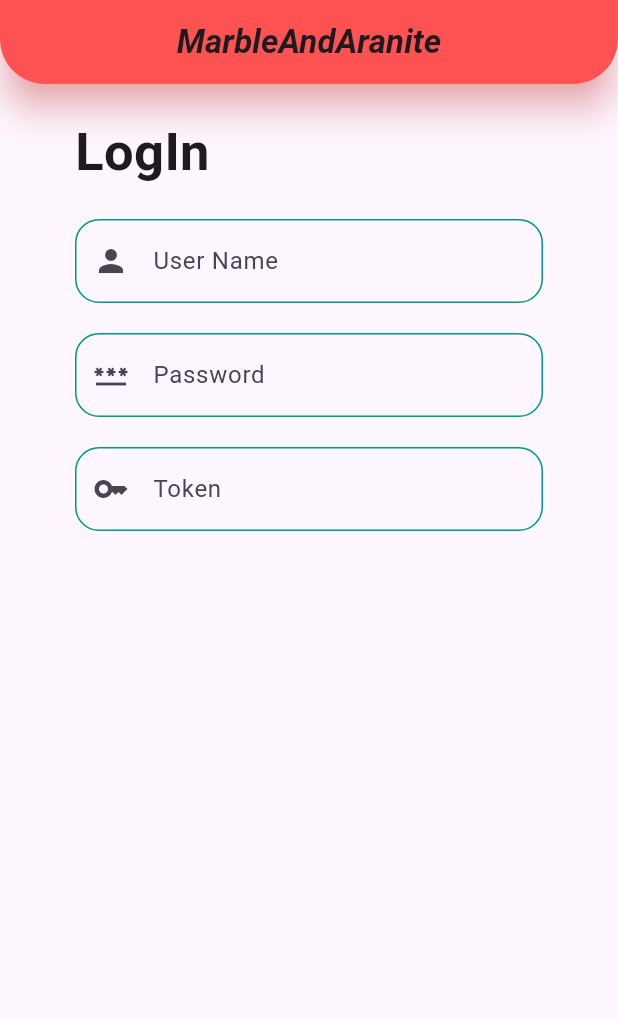
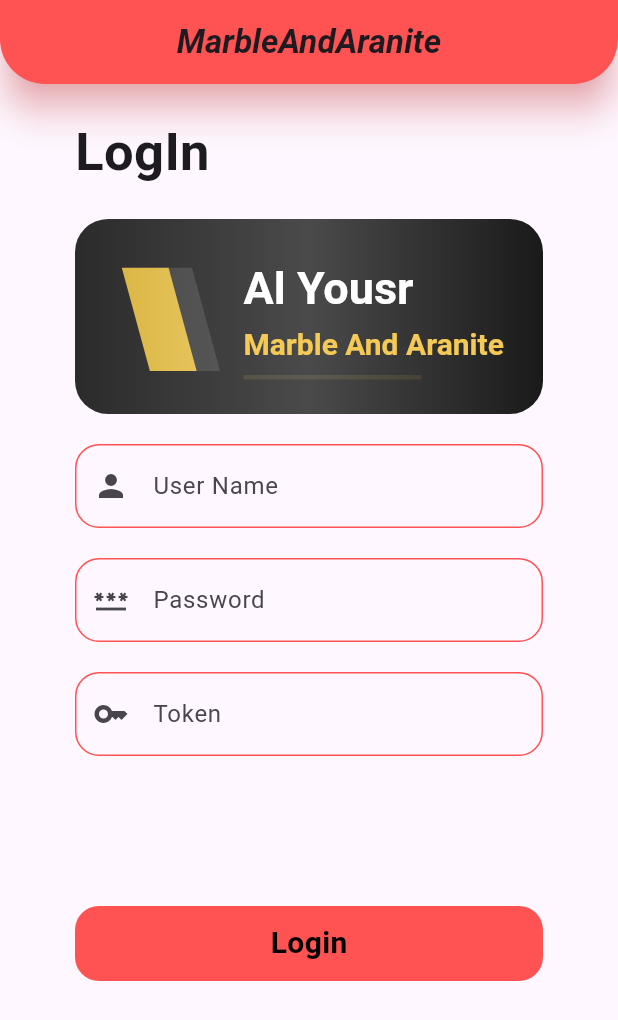
Before and after one commit to mahmoudelshihk204-cell/marble_and_granite_app, a Flutter app: the screen it shows after launch, on a phone screen of 412 x 824 dp. Shown: the top 1020 px of the screen. Run offline on Flutter 3.47's test engine with Material 3 defaults, Android fonts, the light colour scheme and no system bars; Roboto replaces fonts that are missing (Tuffy).

Commit message:
create Custom Botton

```diff
--- a/lib/Constant/constants.dart
+++ b/lib/Constant/constants.dart
@@ -1,3 +1,4 @@
 import 'package:flutter/material.dart';
 
 const kIconColor = Colors.teal;
+const kTextColor = Colors.redAccent;
--- /dev/null
+++ b/lib/Widgets/custom_bottom.dart
@@ -0,0 +1,36 @@
+import 'package:flutter/material.dart';
+import 'package:marble_and_granite/Constant/constants.dart';
+
+
+// ignore: must_be_immutable
+class CustomBotton extends StatelessWidget {
+   CustomBotton({super.key, required this.bottonName, this.ontap,  this.isloading = false});
+  final String  bottonName;
+  VoidCallback? ontap;
+  final bool isloading;
+  @override
+  Widget build(BuildContext context) {
+    return GestureDetector(
+      onTap: ontap,
+      child: Container(
+        width: MediaQuery.of(context).size.width,
+        height: 50,
+        decoration: BoxDecoration(
+          color: kTextColor,
+          borderRadius: BorderRadius.circular(16),
+          shape: BoxShape.rectangle,
+        ),
+        child: Center(
+          child: isloading ? SizedBox(height:25 , width:25, child: const CircularProgressIndicator(color: Colors.black,))   :   Text(
+             bottonName,
+            style:  TextStyle(
+              color: Colors.black,
+              fontSize: 20,
+              fontWeight: FontWeight.bold,
+            ),
+          ),
+        ),
+      ),
+    );
+  }
+}
--- a/lib/Widgets/custom_text_feild.dart
+++ b/lib/Widgets/custom_text_feild.dart
@@ -33,7 +33,7 @@ class CustomTextField extends StatelessWidget {
         prefixIcon: Icon(icon),
         hintText: hint,
         border: buildBorder(),
-        enabledBorder: buildBorder(kIconColor),
+        enabledBorder: buildBorder(kTextColor),
         focusedBorder: buildBorder(kIconColor),
       ),
     );
--- a/lib/pages/login_page.dart
+++ b/lib/pages/login_page.dart
@@ -1,5 +1,7 @@
 import 'package:flutter/material.dart';
+import 'package:marble_and_granite/Widgets/custom_bottom.dart';
 import 'package:marble_and_granite/Widgets/custom_text_feild.dart';
+import 'package:marble_and_granite/Widgets/logo.dart';
 
 class LoginPage extends StatelessWidget {
   const LoginPage({super.key});
@@ -40,11 +42,15 @@ class LoginPage extends StatelessWidget {
               ),
             ),
             SizedBox(height: 20),
+            AlysarGraniteLogo(),
+            SizedBox(height: 20),
             CustomTextField(hint: 'User Name' ,icon: Icons.person,),
             SizedBox(height: 20),
             CustomTextField(hint: 'Password',icon: Icons.password, ),
             SizedBox(height: 20),
             CustomTextField(hint: 'Token',icon: Icons.key,),
+            SizedBox(height: 100),
+            CustomBotton(bottonName: 'Login')
           ],
         ),
       ),
```
Also changed, not shown: lib/Widgets/logo.dart (added, +116 -0 lines).
